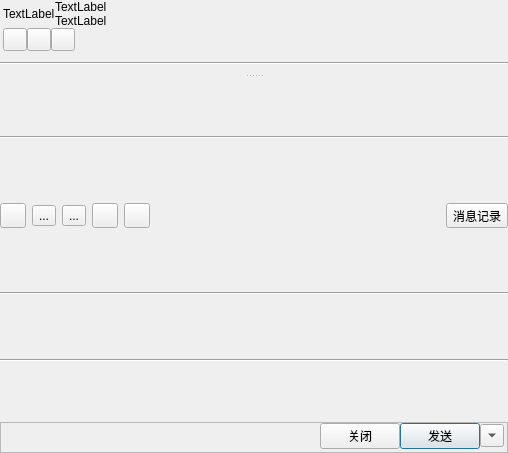
zhanlangsir/Qtqq, file src/ui/qqfriendchatdlg.ui: the form before one commit.
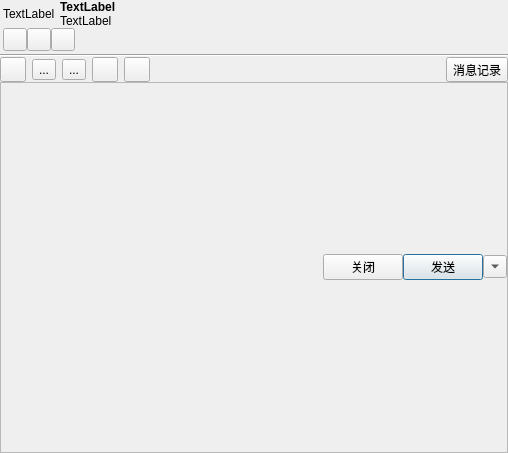
The form after the commit. Icons and pictures are not drawn.

Patch:
```diff
--- a/src/ui/qqfriendchatdlg.ui
+++ b/src/ui/qqfriendchatdlg.ui
@@ -54,8 +54,17 @@
        </item>
        <item>
         <layout class="QVBoxLayout" name="verticalLayout">
+         <property name="leftMargin">
+          <number>5</number>
+         </property>
          <item>
           <widget class="QLabel" name="lbl_name_">
+           <property name="font">
+            <font>
+             <weight>75</weight>
+             <bold>true</bold>
+            </font>
+           </property>
            <property name="text">
             <string>TextLabel</string>
            </property>
@@ -119,35 +128,30 @@
     </layout>
    </item>
    <item>
-    <widget class="QSplitter" name="splitter">
-     <property name="orientation">
-      <enum>Qt::Vertical</enum>
-     </property>
-     <widget class="QWidget" name="layoutWidget">
-      <layout class="QVBoxLayout" name="v_show_layout_">
-       <property name="spacing">
-        <number>0</number>
-       </property>
-       <item>
         <widget class="Line" name="second_line_">
          <property name="orientation">
           <enum>Qt::Horizontal</enum>
          </property>
         </widget>
        </item>
-      </layout>
-     </widget>
-     <widget class="QWidget" name="layoutWidget">
-      <layout class="QVBoxLayout" name="vlo_bottom">
        <item>
-        <widget class="Line" name="line">
+    <widget class="QSplitter" name="splitter_main">
          <property name="orientation">
-          <enum>Qt::Horizontal</enum>
-         </property>
-        </widget>
-       </item>
+      <enum>Qt::Vertical</enum>
+     </property>
+     <property name="handleWidth">
+      <number>4</number>
+     </property>
+     <widget class="QWidget" name="layoutWidget">
+      <layout class="QVBoxLayout" name="vlo_main">
+       <property name="spacing">
+        <number>0</number>
+       </property>
        <item>
         <layout class="QHBoxLayout" name="horizontalLayout_3">
+         <property name="spacing">
+          <number>6</number>
+         </property>
          <item>
           <widget class="QToolButton" name="toolButton_4">
            <property name="text">
@@ -253,24 +257,6 @@
         </layout>
        </item>
        <item>
-        <widget class="Line" name="fourth_line_">
-         <property name="orientation">
-          <enum>Qt::Horizontal</enum>
-         </property>
-        </widget>
-       </item>
-       <item>
-        <widget class="Line" name="line_5">
-         <property name="orientation">
-          <enum>Qt::Horizontal</enum>
-         </property>
-        </widget>
-       </item>
-      </layout>
-     </widget>
-    </widget>
-   </item>
-   <item>
     <widget class="QFrame" name="frame_chatdlg_bottom">
      <property name="frameShape">
       <enum>QFrame::StyledPanel</enum>
@@ -288,13 +274,13 @@
       <item>
        <layout class="QHBoxLayout" name="horizontalLayout_4">
         <property name="leftMargin">
-         <number>3</number>
+             <number>0</number>
         </property>
         <property name="rightMargin">
-         <number>3</number>
+             <number>0</number>
         </property>
         <property name="bottomMargin">
-         <number>3</number>
+             <number>0</number>
         </property>
         <item>
          <spacer name="horizontalSpacer_3">
@@ -345,8 +331,13 @@
     </widget>
    </item>
   </layout>
-  <zorder>frame_chatdlg_bottom</zorder>
-  <zorder>splitter</zorder>
+     </widget>
+    </widget>
+   </item>
+  </layout>
+  <zorder>second_line_</zorder>
+  <zorder>splitter_main</zorder>
+  <zorder></zorder>
  </widget>
  <resources/>
  <connections/>
```
Lines whose indentation alone changed are shown as unchanged.
